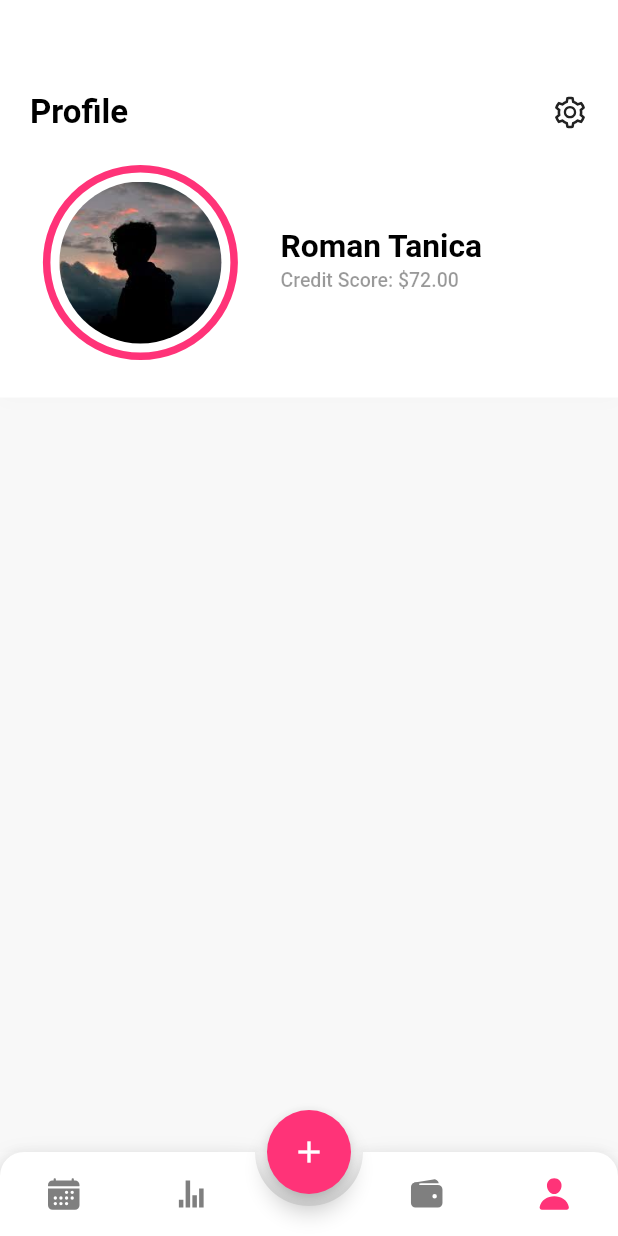
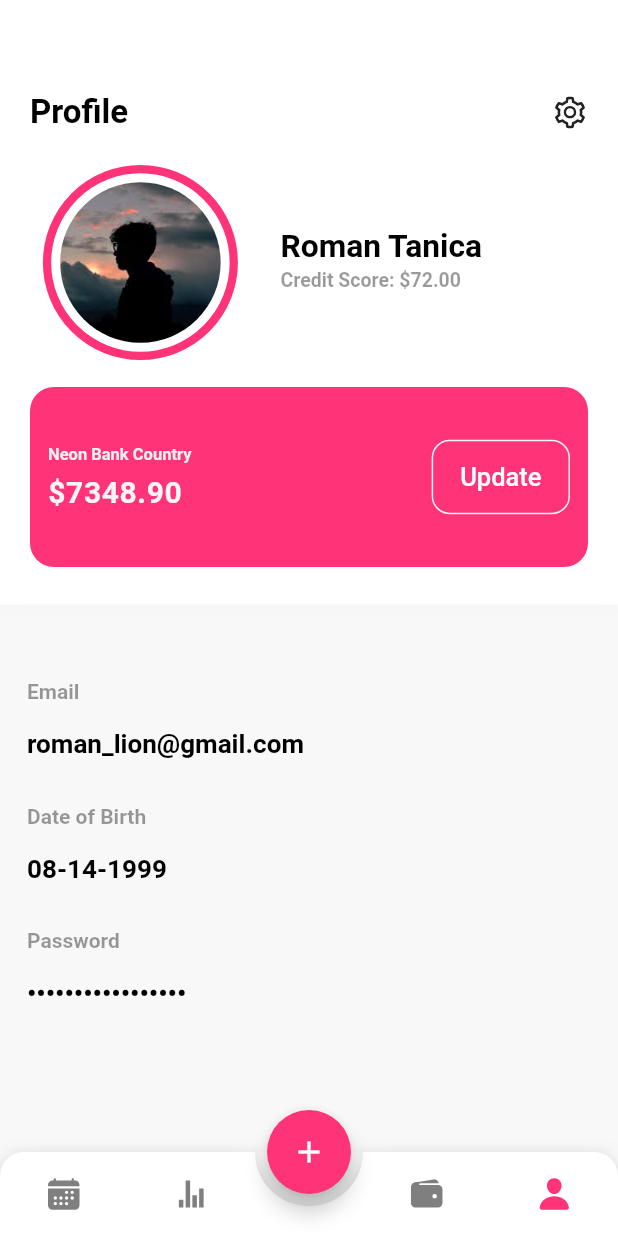
Before and after one commit to sabil62/budget, a Flutter app: the screen it shows after launch, item 4 of the bottom bar chosen, on a phone screen of 412 x 824 dp. Run offline on Flutter 3.47's test engine with Material 2 defaults, Android fonts, the phone set to English and light mode, and no system bars; drawn by our look-alikes of animated_bottom_navigation_bar; our stand-ins replace fl_chart, flutter_icons.

Commit message:
UI UX completed circular indicator left

```diff
--- a/lib/pages/profile.dart
+++ b/lib/pages/profile.dart
@@ -8,6 +8,11 @@ class Profile extends StatefulWidget {
 }
 
 class _ProfileState extends State<Profile> {
+  TextEditingController email =
+      TextEditingController(text: "roman_lion@gmail.com");
+  TextEditingController date = TextEditingController(text: "08-14-1999");
+  TextEditingController password =
+      TextEditingController(text: "passwordiswhatbro");
   @override
   Widget build(BuildContext context) {
     return Scaffold(
@@ -51,7 +56,7 @@ class _ProfileState extends State<Profile> {
                           child: Container(
                             height: 130,
                             decoration: BoxDecoration(
-                                border: Border.all(color: primary, width: 5),
+                                border: Border.all(color: primary, width: 5.5),
                                 shape: BoxShape.circle,
                                 color: Colors.transparent),
                             child: Padding(
@@ -93,6 +98,135 @@ class _ProfileState extends State<Profile> {
                         ),
                       ),
                     ],
+                  ),
+                  SizedBox(
+                    height: 18,
+                  ),
+                  Container(
+                    height: 120,
+                    decoration: BoxDecoration(
+                        color: primary,
+                        borderRadius: BorderRadius.circular(16)),
+                    child: Padding(
+                      padding: const EdgeInsets.all(12.0),
+                      child: Row(
+                        mainAxisAlignment: MainAxisAlignment.spaceBetween,
+                        crossAxisAlignment: CrossAxisAlignment.center,
+                        children: [
+                          Container(
+                            child: Column(
+                              mainAxisAlignment: MainAxisAlignment.center,
+                              crossAxisAlignment: CrossAxisAlignment.start,
+                              children: [
+                                Text(
+                                  "Neon Bank Country",
+                                  style: TextStyle(
+                                      fontSize: 11,
+                                      color: Colors.grey[200], //jpt jugad
+                                      fontWeight: FontWeight.w600),
+                                ),
+                                SizedBox(
+                                  height: 7.2,
+                                ),
+                                Text(
+                                  "\$7348.90",
+                                  style: TextStyle(
+                                      fontSize: 20,
+                                      color: Colors.grey[100], //jpt jugad
+                                      fontWeight: FontWeight.w700,
+                                      letterSpacing: 0.4),
+                                )
+                              ],
+                            ),
+                          ),
+                          Container(
+                            height: 49.6,
+                            decoration: BoxDecoration(
+                                color: primary,
+                                border: Border.all(
+                                    width: 1, color: Colors.grey[100]),
+                                borderRadius: BorderRadius.circular(12)),
+                            child: Padding(
+                              padding:
+                                  const EdgeInsets.symmetric(horizontal: 18),
+                              child: Center(
+                                  child: Text("Update",
+                                      style: texter(17.0, 0.9,
+                                          weight: FontWeight.w500))),
+                            ),
+                          )
+                        ],
+                      ),
+                    ),
+                  )
+                ],
+              ),
+            ),
+          ),
+          SizedBox(height: 32),
+          Padding(
+            padding: const EdgeInsets.all(18.0),
+            child: Container(
+              child: Column(
+                crossAxisAlignment: CrossAxisAlignment.start,
+                children: [
+                  Text(
+                    "Email",
+                    style: texter(14.0, 0.4),
+                  ),
+                  SizedBox(
+                    height: 3,
+                  ),
+                  TextField(
+                    controller: email,
+                    style: texter(17.4, 1.0, weight: FontWeight.w700),
+                    cursorColor: black,
+                    decoration: InputDecoration(
+                        border: InputBorder.none,
+                        hintText: "Enter your email",
+                        focusColor: Colors.green),
+                  ),
+                  SizedBox(
+                    height: 16,
+                  ),
+                  Text(
+                    "Date of Birth",
+                    style: texter(14.0, 0.4),
+                  ),
+                  SizedBox(
+                    height: 3,
+                  ),
+                  TextField(
+                    controller: date,
+                    style: texter(17.4, 1.0, weight: FontWeight.w700),
+                    cursorColor: black,
+                    decoration: InputDecoration(
+                        border: InputBorder.none,
+                        hintText: "Enter your email",
+                        focusColor: Colors.green),
+                  ),
+                  SizedBox(
+                    height: 16,
+                  ),
+                  Text(
+                    "Password",
+                    style: texter(14.0, 0.4),
+                  ),
+                  SizedBox(
+                    height: 3,
+                  ),
+                  TextField(
+                    controller: password,
+                    style: texter(17.4, 1.0, weight: FontWeight.w700),
+                    cursorColor: black,
+                    obscureText: true,
+                    decoration: InputDecoration(
+                        border: InputBorder.none,
+                        hintText: "Enter your email",
+                        focusColor: Colors.green),
+                  ),
+                  SizedBox(
+                    height: 8,
                   )
                 ],
               ),
@@ -103,10 +237,12 @@ class _ProfileState extends State<Profile> {
     );
   }
 
-  TextStyle texter(fontsize, opaci, {FontWeight weight = FontWeight.w500}) {
+  TextStyle texter(fontsize, opaci, {FontWeight weight = FontWeight.w600}) {
     return TextStyle(
         fontSize: fontsize,
-        color: Colors.black.withOpacity(opaci),
+        color: opaci == 0.9
+            ? Colors.white
+            : Colors.black.withOpacity(opaci), //jpt jugad
         fontWeight: weight);
   }
 }
```
